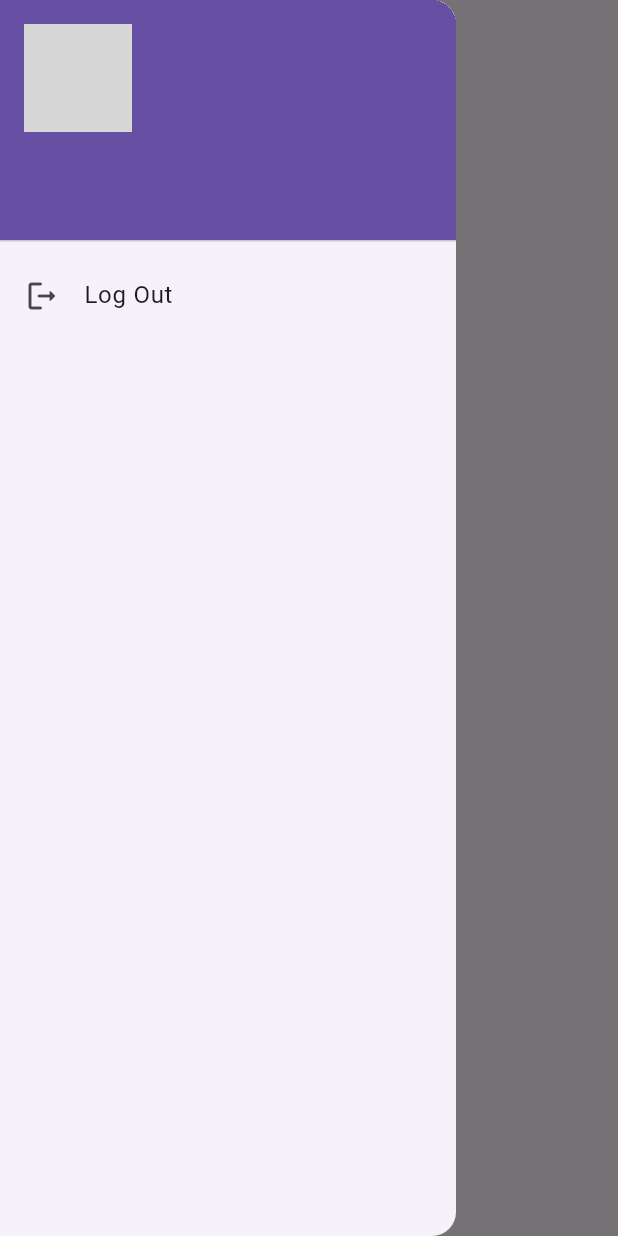
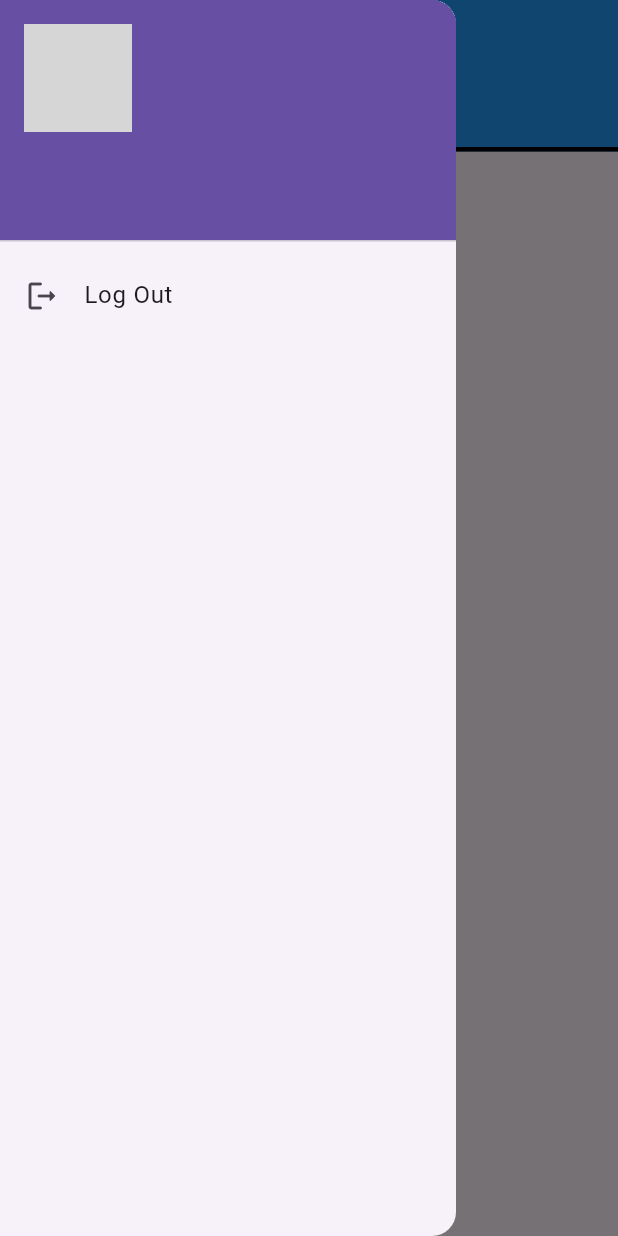
Before and after one commit to Daksh-Parekh/chat_app, a Flutter app: the HomePage screen opened by its route, with the side drawer open, on a phone screen of 412 x 824 dp. Run offline on Flutter 3.47's test engine with Material 3 defaults, Android fonts, the phone set to English and light mode, and no system bars; drawn by our look-alikes of toastification; our stand-ins replace cloud_firestore, firebase_auth, firebase_core, firebase_messaging, flutter_local_notifications, flutter_screenutil and 6 more; accounts and stored records are empty; network calls fail; statements that could not run were skipped; project files that could hold a hidden picture were left out; grey boxes are pictures that could not be loaded.

Commit message:
Initial commit

```diff
--- a/lib/screens/home_page.dart
+++ b/lib/screens/home_page.dart
@@ -57,9 +57,25 @@ class _HomePageState extends State<HomePage> {
         ),
       ),
       appBar: AppBar(
+        toolbarHeight: 100,
+        backgroundColor: Colors.blue,
+        bottom: PreferredSize(
+          preferredSize: Size.fromHeight(01),
+          child: Container(
+            decoration: BoxDecoration(
+              border: Border.all(
+                width: 1.5,
+                color: Colors.black,
+              ),
+            ),
+          ),
+        ),
         title: Text(
           "Chat",
-          style: TextStyle(fontSize: 26.sp, fontWeight: FontWeight.bold),
+          style: TextStyle(
+              fontSize: 26.sp,
+              fontWeight: FontWeight.bold,
+              color: Colors.white),
         ),
       ),
       body: Padding(
```
